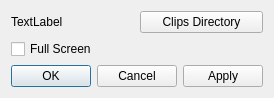
Qt form ui/settings.ui (tdauth/gustavsfairyland) before a commit.
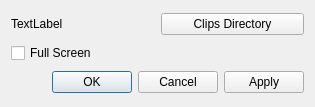
The same form after that commit.

```diff
--- a/ui/settings.ui
+++ b/ui/settings.ui
@@ -6,8 +6,8 @@
    <rect>
     <x>0</x>
     <y>0</y>
-    <width>257</width>
-    <height>93</height>
+    <width>315</width>
+    <height>107</height>
    </rect>
   </property>
   <property name="windowTitle">
```
Left out of the diff: 2 changed lines with no effect on the pictures.
